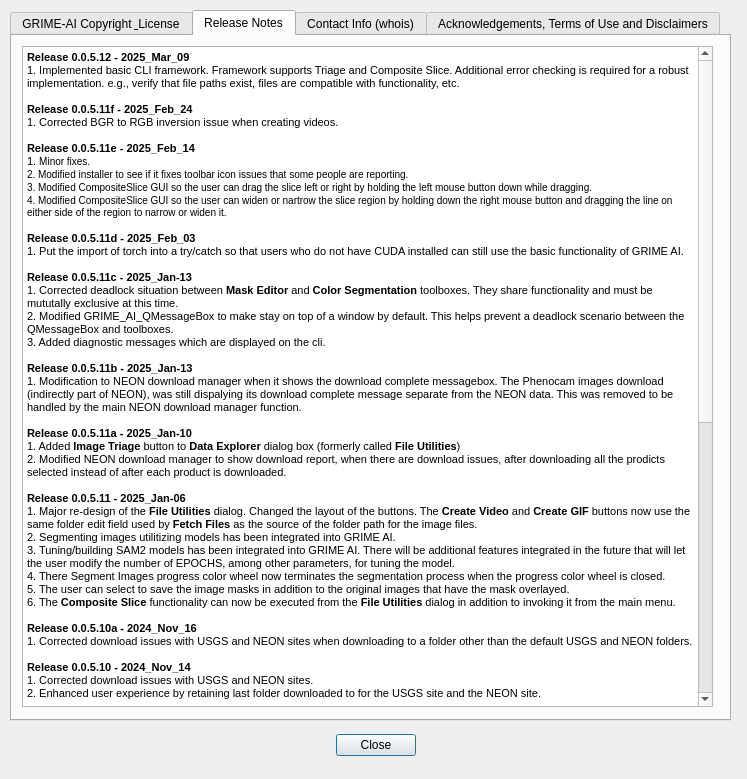
Old version of the form QDialog_ReleaseNotes.ui in the repository JohnStranzl/GRIME-AI.
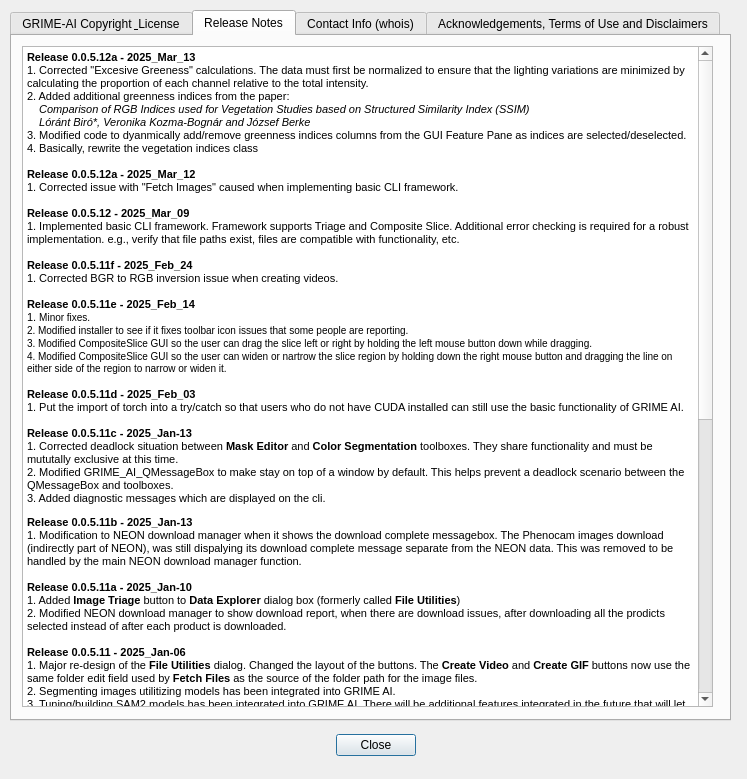
New version of the form.

Commit message:
Greenness Index Rewrite
Rewrote the greenness index class to include additional greenness indices from a journal paper mentioned in the release notes.
Some monor code cleanup in a number of fuinctions where 'except:' was replaced by 'excpect ValueError:' in most cases.

Diff of the .ui file:
```diff
--- a/QDialog_ReleaseNotes.ui
+++ b/QDialog_ReleaseNotes.ui
@@ -91,19 +91,25 @@
       <string>&lt;!DOCTYPE HTML PUBLIC &quot;-//W3C//DTD HTML 4.0//EN&quot; &quot;http://www.w3.org/TR/REC-html40/strict.dtd&quot;&gt;
 &lt;html&gt;&lt;head&gt;&lt;meta name=&quot;qrichtext&quot; content=&quot;1&quot; /&gt;&lt;style type=&quot;text/css&quot;&gt;
 p, li { white-space: pre-wrap; }
-&lt;/style&gt;&lt;/head&gt;&lt;body style=&quot; font-family:'MS Shell Dlg 2'; font-size:7.8pt; font-weight:400; font-style:normal;&quot;&gt;
-&lt;p style=&quot; margin-top:0px; margin-bottom:0px; margin-left:0px; margin-right:0px; -qt-block-indent:0; text-indent:0px;&quot;&gt;&lt;span style=&quot; font-family:'MS Shell Dlg 2','sans-serif'; font-size:8.25pt; font-weight:600;&quot;&gt;Release 0.0.5.12 - 2025_Mar_09&lt;/span&gt;&lt;/p&gt;
+&lt;/style&gt;&lt;/head&gt;&lt;body style=&quot; font-family:'MS Shell Dlg 2'; font-size:6.6pt; font-weight:400; font-style:normal;&quot;&gt;
+&lt;p style=&quot; margin-top:0px; margin-bottom:0px; margin-left:0px; margin-right:0px; -qt-block-indent:0; text-indent:0px;&quot;&gt;&lt;span style=&quot; font-family:'MS Shell Dlg 2','sans-serif'; font-size:8.25pt; font-weight:600;&quot;&gt;Release 0.0.5.12a - 2025_Mar_13&lt;/span&gt;&lt;/p&gt;
+&lt;p style=&quot; margin-top:0px; margin-bottom:0px; margin-left:0px; margin-right:0px; -qt-block-indent:0; text-indent:0px;&quot;&gt;&lt;span style=&quot; font-family:'MS Shell Dlg 2','sans-serif'; font-size:8.25pt;&quot;&gt;1. Corrected &amp;quot;Excesive Greeness&amp;quot; calculations. The data must first be normalized to ensure that the lighting variations are minimized by calculating the proportion of each channel relative to the total intensity.&lt;/span&gt;&lt;/p&gt;
+&lt;p style=&quot; margin-top:0px; margin-bottom:0px; margin-left:0px; margin-right:0px; -qt-block-indent:0; text-indent:0px;&quot;&gt;&lt;span style=&quot; font-family:'MS Shell Dlg 2','sans-serif'; font-size:8.25pt;&quot;&gt;2. Added additional greenness indices from the paper:&lt;br /&gt;    &lt;/span&gt;&lt;span style=&quot; font-family:'MS Shell Dlg 2','sans-serif'; font-size:8.25pt; font-style:italic;&quot;&gt;Comparison of RGB Indices used for Vegetation Studies based on Structured Similarity Index (SSIM)&lt;/span&gt;&lt;/p&gt;
+&lt;p style=&quot; margin-top:0px; margin-bottom:0px; margin-left:0px; margin-right:0px; -qt-block-indent:0; text-indent:0px;&quot;&gt;&lt;span style=&quot; font-family:'MS Shell Dlg 2','sans-serif'; font-size:8.25pt; font-style:italic;&quot;&gt;    Lóránt Biró*, Veronika Kozma-Bognár and József Berke&lt;/span&gt;&lt;/p&gt;
+&lt;p style=&quot; margin-top:0px; margin-bottom:0px; margin-left:0px; margin-right:0px; -qt-block-indent:0; text-indent:0px;&quot;&gt;&lt;span style=&quot; font-family:'MS Shell Dlg 2','sans-serif'; font-size:8.25pt;&quot;&gt;3. Modified code to dyanmically add/remove greenness indices columns from the GUI Feature Pane as indices are selected/deselected.&lt;/span&gt;&lt;/p&gt;
+&lt;p style=&quot; margin-top:0px; margin-bottom:0px; margin-left:0px; margin-right:0px; -qt-block-indent:0; text-indent:0px;&quot;&gt;&lt;span style=&quot; font-family:'MS Shell Dlg 2','sans-serif'; font-size:8.25pt;&quot;&gt;4. Basically, rewrite the vegetation indices class&lt;/span&gt;&lt;span style=&quot; font-family:'MS Shell Dlg 2','sans-serif'; font-size:8.25pt; font-weight:600;&quot;&gt;&lt;br /&gt;&lt;br /&gt;Release 0.0.5.12a - 2025_Mar_12&lt;/span&gt;&lt;/p&gt;
+&lt;p style=&quot; margin-top:0px; margin-bottom:0px; margin-left:0px; margin-right:0px; -qt-block-indent:0; text-indent:0px;&quot;&gt;&lt;span style=&quot; font-family:'MS Shell Dlg 2','sans-serif'; font-size:8.25pt;&quot;&gt;1. Corrected issue with &amp;quot;Fetch Images&amp;quot; caused when implementing basic CLI framework.&lt;/span&gt;&lt;span style=&quot; font-family:'MS Shell Dlg 2','sans-serif'; font-size:8.25pt; font-weight:600;&quot;&gt;&lt;br /&gt;&lt;br /&gt;Release 0.0.5.12 - 2025_Mar_09&lt;/span&gt;&lt;/p&gt;
 &lt;p style=&quot; margin-top:0px; margin-bottom:0px; margin-left:0px; margin-right:0px; -qt-block-indent:0; text-indent:0px;&quot;&gt;&lt;span style=&quot; font-family:'MS Shell Dlg 2','sans-serif'; font-size:8.25pt;&quot;&gt;1. Implemented basic CLI framework. Framework supports Triage and Composite Slice. Additional error checking is required for a robust implementation. e.g., verify that file paths exist, files are compatible with functionality, etc.&lt;/span&gt;&lt;/p&gt;
-&lt;p style=&quot;-qt-paragraph-type:empty; margin-top:0px; margin-bottom:0px; margin-left:0px; margin-right:0px; -qt-block-indent:0; text-indent:0px;&quot;&gt;&lt;br /&gt;&lt;/p&gt;
+&lt;p style=&quot;-qt-paragraph-type:empty; margin-top:0px; margin-bottom:0px; margin-left:0px; margin-right:0px; -qt-block-indent:0; text-indent:0px; font-size:7.8pt;&quot;&gt;&lt;br /&gt;&lt;/p&gt;
 &lt;p style=&quot; margin-top:0px; margin-bottom:0px; margin-left:0px; margin-right:0px; -qt-block-indent:0; text-indent:0px;&quot;&gt;&lt;span style=&quot; font-family:'MS Shell Dlg 2','sans-serif'; font-size:8.25pt; font-weight:600;&quot;&gt;Release 0.0.5.11f - 2025_Feb_24&lt;/span&gt;&lt;/p&gt;
 &lt;p style=&quot; margin-top:0px; margin-bottom:0px; margin-left:0px; margin-right:0px; -qt-block-indent:0; text-indent:0px;&quot;&gt;&lt;span style=&quot; font-family:'MS Shell Dlg 2','sans-serif'; font-size:8.25pt;&quot;&gt;1. Corrected BGR to RGB inversion issue when creating videos.&lt;/span&gt;&lt;/p&gt;
-&lt;p style=&quot;-qt-paragraph-type:empty; margin-top:0px; margin-bottom:0px; margin-left:0px; margin-right:0px; -qt-block-indent:0; text-indent:0px;&quot;&gt;&lt;br /&gt;&lt;/p&gt;
+&lt;p style=&quot;-qt-paragraph-type:empty; margin-top:0px; margin-bottom:0px; margin-left:0px; margin-right:0px; -qt-block-indent:0; text-indent:0px; font-size:7.8pt;&quot;&gt;&lt;br /&gt;&lt;/p&gt;
 &lt;p style=&quot; margin-top:0px; margin-bottom:0px; margin-left:0px; margin-right:0px; -qt-block-indent:0; text-indent:0px;&quot;&gt;&lt;span style=&quot; font-family:'MS Shell Dlg 2','sans-serif'; font-size:8.25pt; font-weight:600;&quot;&gt;Release 0.0.5.11e - 2025_Feb_14&lt;/span&gt;&lt;/p&gt;
-&lt;p style=&quot; margin-top:0px; margin-bottom:0px; margin-left:0px; margin-right:0px; -qt-block-indent:0; text-indent:0px;&quot;&gt;&lt;span style=&quot; font-family:'MS Shell Dlg 2','sans-serif'; font-size:8.25pt;&quot;&gt;1. &lt;/span&gt;Minor fixes.&lt;/p&gt;
-&lt;p style=&quot; margin-top:0px; margin-bottom:0px; margin-left:0px; margin-right:0px; -qt-block-indent:0; text-indent:0px;&quot;&gt;2. Modified installer to see if it fixes toolbar icon issues that some people are reporting.&lt;/p&gt;
-&lt;p style=&quot; margin-top:0px; margin-bottom:0px; margin-left:0px; margin-right:0px; -qt-block-indent:0; text-indent:0px;&quot;&gt;3. Modified CompositeSlice GUI so the user can drag the slice left or right by holding the left mouse button down while dragging.&lt;/p&gt;
-&lt;p style=&quot; margin-top:0px; margin-bottom:0px; margin-left:0px; margin-right:0px; -qt-block-indent:0; text-indent:0px;&quot;&gt;4. Modified CompositeSlice GUI so the user can widen or nartrow the slice region by holding down the right mouse button and dragging the line on either side of the region to narrow or widen it.&lt;/p&gt;
-&lt;p style=&quot;-qt-paragraph-type:empty; margin-top:0px; margin-bottom:0px; margin-left:0px; margin-right:0px; -qt-block-indent:0; text-indent:0px;&quot;&gt;&lt;br /&gt;&lt;/p&gt;
+&lt;p style=&quot; margin-top:0px; margin-bottom:0px; margin-left:0px; margin-right:0px; -qt-block-indent:0; text-indent:0px;&quot;&gt;&lt;span style=&quot; font-family:'MS Shell Dlg 2','sans-serif'; font-size:8.25pt;&quot;&gt;1. &lt;/span&gt;&lt;span style=&quot; font-size:7.8pt;&quot;&gt;Minor fixes.&lt;/span&gt;&lt;/p&gt;
+&lt;p style=&quot; margin-top:0px; margin-bottom:0px; margin-left:0px; margin-right:0px; -qt-block-indent:0; text-indent:0px;&quot;&gt;&lt;span style=&quot; font-size:7.8pt;&quot;&gt;2. Modified installer to see if it fixes toolbar icon issues that some people are reporting.&lt;/span&gt;&lt;/p&gt;
+&lt;p style=&quot; margin-top:0px; margin-bottom:0px; margin-left:0px; margin-right:0px; -qt-block-indent:0; text-indent:0px;&quot;&gt;&lt;span style=&quot; font-size:7.8pt;&quot;&gt;3. Modified CompositeSlice GUI so the user can drag the slice left or right by holding the left mouse button down while dragging.&lt;/span&gt;&lt;/p&gt;
+&lt;p style=&quot; margin-top:0px; margin-bottom:0px; margin-left:0px; margin-right:0px; -qt-block-indent:0; text-indent:0px;&quot;&gt;&lt;span style=&quot; font-size:7.8pt;&quot;&gt;4. Modified CompositeSlice GUI so the user can widen or nartrow the slice region by holding down the right mouse button and dragging the line on either side of the region to narrow or widen it.&lt;/span&gt;&lt;/p&gt;
+&lt;p style=&quot;-qt-paragraph-type:empty; margin-top:0px; margin-bottom:0px; margin-left:0px; margin-right:0px; -qt-block-indent:0; text-indent:0px; font-size:7.8pt;&quot;&gt;&lt;br /&gt;&lt;/p&gt;
 &lt;p style=&quot; margin-top:0px; margin-bottom:0px; margin-left:0px; margin-right:0px; -qt-block-indent:0; text-indent:0px;&quot;&gt;&lt;span style=&quot; font-family:'MS Shell Dlg 2','sans-serif'; font-size:8.25pt; font-weight:600;&quot;&gt;Release 0.0.5.11d - 2025_Feb_03&lt;/span&gt;&lt;/p&gt;
 &lt;p style=&quot; margin-top:0px; margin-bottom:0px; margin-left:0px; margin-right:0px; -qt-block-indent:0; text-indent:0px;&quot;&gt;&lt;span style=&quot; font-family:'MS Shell Dlg 2','sans-serif'; font-size:8.25pt;&quot;&gt;1. Put the import of torch into a try/catch so that users who do not have CUDA installed can still use the basic functionality of GRIME AI.&lt;/span&gt;&lt;/p&gt;
 &lt;p style=&quot;-qt-paragraph-type:empty; margin-top:0px; margin-bottom:0px; margin-left:0px; margin-right:0px; -qt-block-indent:0; text-indent:0px; font-family:'MS Shell Dlg 2','sans-serif'; font-size:8.25pt; font-weight:600;&quot;&gt;&lt;br /&gt;&lt;/p&gt;
@@ -112,7 +118,7 @@
 &lt;p style=&quot; margin-top:0px; margin-bottom:0px; margin-left:0px; margin-right:0px; -qt-block-indent:0; text-indent:0px;&quot;&gt;&lt;span style=&quot; font-family:'MS Shell Dlg 2','sans-serif'; font-size:8.5pt;&quot;&gt;3. Added diagnostic messages which are displayed on the cli.&lt;br /&gt;&lt;/span&gt;&lt;/p&gt;
 &lt;p style=&quot; margin-top:0px; margin-bottom:0px; margin-left:0px; margin-right:0px; -qt-block-indent:0; text-indent:0px;&quot;&gt;&lt;span style=&quot; font-family:'MS Shell Dlg 2','sans-serif'; font-size:8.25pt; font-weight:600;&quot;&gt;Release 0.0.5.11b - 2025_Jan-13&lt;/span&gt;&lt;/p&gt;
 &lt;p style=&quot; margin-top:0px; margin-bottom:0px; margin-left:0px; margin-right:0px; -qt-block-indent:0; text-indent:0px;&quot;&gt;&lt;span style=&quot; font-family:'MS Shell Dlg 2','sans-serif'; font-size:8.5pt;&quot;&gt;1. Modification to NEON download manager when it shows the download complete messagebox. The Phenocam images download (indirectly part of NEON), was still dispalying its download complete message separate from the NEON data. This was removed to be handled by the main NEON download manager function.&lt;/span&gt;&lt;/p&gt;
-&lt;p style=&quot;-qt-paragraph-type:empty; margin-top:0px; margin-bottom:0px; margin-left:0px; margin-right:0px; -qt-block-indent:0; text-indent:0px;&quot;&gt;&lt;br /&gt;&lt;/p&gt;
+&lt;p style=&quot;-qt-paragraph-type:empty; margin-top:0px; margin-bottom:0px; margin-left:0px; margin-right:0px; -qt-block-indent:0; text-indent:0px; font-size:7.8pt;&quot;&gt;&lt;br /&gt;&lt;/p&gt;
 &lt;p style=&quot; margin-top:0px; margin-bottom:0px; margin-left:0px; margin-right:0px; -qt-block-indent:0; text-indent:0px;&quot;&gt;&lt;span style=&quot; font-family:'MS Shell Dlg 2','sans-serif'; font-size:8.25pt; font-weight:600;&quot;&gt;Release 0.0.5.11a - 2025_Jan-10&lt;/span&gt;&lt;/p&gt;
 &lt;p style=&quot; margin-top:0px; margin-bottom:0px; margin-left:0px; margin-right:0px; -qt-block-indent:0; text-indent:0px;&quot;&gt;&lt;span style=&quot; font-family:'MS Shell Dlg 2','sans-serif'; font-size:8.5pt;&quot;&gt;1. Added &lt;/span&gt;&lt;span style=&quot; font-family:'MS Shell Dlg 2','sans-serif'; font-size:8.5pt; font-weight:600;&quot;&gt;Image Triage &lt;/span&gt;&lt;span style=&quot; font-family:'MS Shell Dlg 2','sans-serif'; font-size:8.5pt;&quot;&gt;button to &lt;/span&gt;&lt;span style=&quot; font-family:'MS Shell Dlg 2','sans-serif'; font-size:8.5pt; font-weight:600;&quot;&gt;Data Explorer &lt;/span&gt;&lt;span style=&quot; font-family:'MS Shell Dlg 2','sans-serif'; font-size:8.5pt;&quot;&gt;dialog box (formerly called &lt;/span&gt;&lt;span style=&quot; font-family:'MS Shell Dlg 2','sans-serif'; font-size:8.5pt; font-weight:600;&quot;&gt;File Utilities&lt;/span&gt;&lt;span style=&quot; font-family:'MS Shell Dlg 2','sans-serif'; font-size:8.5pt;&quot;&gt;)&lt;/span&gt;&lt;/p&gt;
 &lt;p style=&quot; margin-top:0px; margin-bottom:0px; margin-left:0px; margin-right:0px; -qt-block-indent:0; text-indent:0px;&quot;&gt;&lt;span style=&quot; font-family:'MS Shell Dlg 2','sans-serif'; font-size:8.5pt;&quot;&gt;2. Modified NEON download manager to show download report, when there are download issues, after downloading all the prodicts selected instead of after each product is downloaded.&lt;/span&gt;&lt;/p&gt;
@@ -158,7 +164,7 @@
 &lt;p style=&quot; margin-top:0px; margin-bottom:0px; margin-left:0px; margin-right:0px; -qt-block-indent:0; text-indent:0px;&quot;&gt;&lt;span style=&quot; font-family:'MS Shell Dlg 2','sans-serif'; font-size:8.25pt; font-weight:600;&quot;&gt;Release 0.0.4.0a - 2024_Apr_16&lt;/span&gt;&lt;/p&gt;
 &lt;p style=&quot; margin-top:0px; margin-bottom:0px; margin-left:0px; margin-right:0px; -qt-block-indent:0; text-indent:0px;&quot;&gt;&lt;span style=&quot; font-family:'MS Shell Dlg 2','sans-serif'; font-size:8.5pt;&quot;&gt;1. Save all images with poly line overlay from ORB feature detection into a subfolder, &amp;quot;poly,&amp;quot; beneath the root image folder.&lt;/span&gt;&lt;/p&gt;
 &lt;p style=&quot; margin-top:0px; margin-bottom:0px; margin-left:0px; margin-right:0px; -qt-block-indent:0; text-indent:0px;&quot;&gt;&lt;span style=&quot; font-family:'MS Shell Dlg 2','sans-serif'; font-size:8.5pt;&quot;&gt;2. Save all images that are rotated into a subfolder, &amp;quot;warp,&amp;quot; for diagnostic purposes. This will eventually change to save only images that are rotated becaused of excessive camera misalignment.&lt;/span&gt;&lt;/p&gt;
-&lt;p style=&quot;-qt-paragraph-type:empty; margin-top:0px; margin-bottom:0px; margin-left:0px; margin-right:0px; -qt-block-indent:0; text-indent:0px;&quot;&gt;&lt;br /&gt;&lt;/p&gt;
+&lt;p style=&quot;-qt-paragraph-type:empty; margin-top:0px; margin-bottom:0px; margin-left:0px; margin-right:0px; -qt-block-indent:0; text-indent:0px; font-size:7.8pt;&quot;&gt;&lt;br /&gt;&lt;/p&gt;
 &lt;p style=&quot; margin-top:0px; margin-bottom:0px; margin-left:0px; margin-right:0px; -qt-block-indent:0; text-indent:0px;&quot;&gt;&lt;span style=&quot; font-family:'MS Shell Dlg 2','sans-serif'; font-size:8.25pt; font-weight:600;&quot;&gt;Release 0.0.4.0 - 2024_Apr_09&lt;/span&gt;&lt;/p&gt;
 &lt;p style=&quot; margin-top:0px; margin-bottom:0px; margin-left:0px; margin-right:0px; -qt-block-indent:0; text-indent:0px;&quot;&gt;&lt;span style=&quot; font-family:'MS Shell Dlg 2','sans-serif'; font-size:8.5pt;&quot;&gt;1. Added capability to triage that detects when images rotate or shift relative to a reference image.&lt;/span&gt;&lt;/p&gt;
 &lt;p style=&quot; margin-top:0px; margin-bottom:0px; margin-left:0px; margin-right:0px; -qt-block-indent:0; text-indent:0px;&quot;&gt;&lt;span style=&quot; font-family:'MS Shell Dlg 2','sans-serif'; font-size:8.25pt; font-weight:600;&quot;&gt;&lt;br /&gt;Release 0.0.3.9 - 2024_Feb_25&lt;/span&gt;&lt;/p&gt;
@@ -190,7 +196,7 @@
 &lt;p style=&quot;-qt-paragraph-type:empty; margin-top:0px; margin-bottom:0px; margin-left:0px; margin-right:0px; -qt-block-indent:0; text-indent:0px; font-family:'MS Shell Dlg 2','sans-serif'; font-size:8.5pt;&quot;&gt;&lt;br /&gt;&lt;/p&gt;
 &lt;p style=&quot; margin-top:0px; margin-bottom:0px; margin-left:0px; margin-right:0px; -qt-block-indent:0; text-indent:0px;&quot;&gt;&lt;span style=&quot; font-family:'MS Shell Dlg 2','sans-serif'; font-size:8.25pt; font-weight:600;&quot;&gt;Release 0.0.3.8a - 2023_Oct_19&lt;/span&gt;&lt;/p&gt;
 &lt;p style=&quot; margin-top:0px; margin-bottom:0px; margin-left:0px; margin-right:0px; -qt-block-indent:0; text-indent:0px;&quot;&gt;&lt;span style=&quot; font-family:'MS Shell Dlg 2','sans-serif'; font-size:8.5pt;&quot;&gt;1. Corrected crash due to missing configuration file.&lt;/span&gt;&lt;/p&gt;
-&lt;p style=&quot;-qt-paragraph-type:empty; margin-top:0px; margin-bottom:0px; margin-left:0px; margin-right:0px; -qt-block-indent:0; text-indent:0px;&quot;&gt;&lt;br /&gt;&lt;/p&gt;
+&lt;p style=&quot;-qt-paragraph-type:empty; margin-top:0px; margin-bottom:0px; margin-left:0px; margin-right:0px; -qt-block-indent:0; text-indent:0px; font-size:7.8pt;&quot;&gt;&lt;br /&gt;&lt;/p&gt;
 &lt;p style=&quot; margin-top:0px; margin-bottom:0px; margin-left:0px; margin-right:0px; -qt-block-indent:0; text-indent:0px;&quot;&gt;&lt;span style=&quot; font-family:'MS Shell Dlg 2','sans-serif'; font-size:8.25pt; font-weight:600;&quot;&gt;Release 0.0.3.8 - 2023_Oct_13&lt;/span&gt;&lt;/p&gt;
 &lt;p style=&quot; margin-top:0px; margin-bottom:0px; margin-left:0px; margin-right:0px; -qt-block-indent:0; text-indent:0px;&quot;&gt;&lt;span style=&quot; font-family:'MS Shell Dlg 2','sans-serif'; font-size:8.5pt;&quot;&gt;1. Added filter to ignore USGS HIVIS sites since they have been deprecated.&lt;/span&gt;&lt;/p&gt;
 &lt;p style=&quot; margin-top:0px; margin-bottom:0px; margin-left:0px; margin-right:0px; -qt-block-indent:0; text-indent:0px;&quot;&gt;&lt;span style=&quot; font-family:'MS Shell Dlg 2','sans-serif'; font-size:8.5pt;&quot;&gt;2. Began resolving GUI resizing issues. Modifications made to the NEON site tab and the USGS site tab.&lt;/span&gt;&lt;/p&gt;
@@ -203,16 +209,16 @@
 &lt;p style=&quot;-qt-paragraph-type:empty; margin-top:0px; margin-bottom:0px; margin-left:0px; margin-right:0px; -qt-block-indent:0; text-indent:0px; font-family:'MS Shell Dlg 2','sans-serif'; font-size:8.5pt;&quot;&gt;&lt;br /&gt;&lt;/p&gt;
 &lt;p style=&quot; margin-top:0px; margin-bottom:0px; margin-left:0px; margin-right:0px; -qt-block-indent:0; text-indent:0px;&quot;&gt;&lt;span style=&quot; font-family:'MS Shell Dlg 2','sans-serif'; font-size:8.25pt; font-weight:600;&quot;&gt;Release 0.0.3.5 - 2023_Sep_22&lt;/span&gt;&lt;/p&gt;
 &lt;p style=&quot; margin-top:0px; margin-bottom:0px; margin-left:0px; margin-right:0px; -qt-block-indent:0; text-indent:0px;&quot;&gt;&lt;span style=&quot; font-family:'MS Shell Dlg 2','sans-serif'; font-size:8.5pt;&quot;&gt;1. Corrected USGS issues. Not all images reported by the NIMS website area actually downloadable/available.&lt;/span&gt;&lt;/p&gt;
-&lt;p style=&quot;-qt-paragraph-type:empty; margin-top:0px; margin-bottom:0px; margin-left:0px; margin-right:0px; -qt-block-indent:0; text-indent:0px;&quot;&gt;&lt;br /&gt;&lt;/p&gt;
+&lt;p style=&quot;-qt-paragraph-type:empty; margin-top:0px; margin-bottom:0px; margin-left:0px; margin-right:0px; -qt-block-indent:0; text-indent:0px; font-size:7.8pt;&quot;&gt;&lt;br /&gt;&lt;/p&gt;
 &lt;p style=&quot; margin-top:0px; margin-bottom:0px; margin-left:0px; margin-right:0px; -qt-block-indent:0; text-indent:0px;&quot;&gt;&lt;span style=&quot; font-family:'MS Shell Dlg 2','sans-serif'; font-size:8.25pt; font-weight:600;&quot;&gt;Release 0.0.3.4 - 2023_Sep_17&lt;/span&gt;&lt;/p&gt;
 &lt;p style=&quot; margin-top:0px; margin-bottom:0px; margin-left:0px; margin-right:0px; -qt-block-indent:0; text-indent:0px;&quot;&gt;&lt;span style=&quot; font-family:'MS Shell Dlg 2','sans-serif'; font-size:8.5pt;&quot;&gt;1. Corrected NEON download issue&lt;/span&gt;&lt;/p&gt;
 &lt;p style=&quot; margin-top:0px; margin-bottom:0px; margin-left:0px; margin-right:0px; -qt-block-indent:0; text-indent:0px;&quot;&gt;&lt;span style=&quot; font-family:'MS Shell Dlg 2','sans-serif'; font-size:8.5pt;&quot;&gt;2. Added new date selection capability for NEON download manager &lt;/span&gt;&lt;/p&gt;
 &lt;p style=&quot; margin-top:0px; margin-bottom:0px; margin-left:0px; margin-right:0px; -qt-block-indent:0; text-indent:0px;&quot;&gt;&lt;span style=&quot; font-family:'MS Shell Dlg 2','sans-serif'; font-size:8.5pt;&quot;&gt;3. general code refactoring&lt;/span&gt;&lt;/p&gt;
-&lt;p style=&quot;-qt-paragraph-type:empty; margin-top:0px; margin-bottom:0px; margin-left:0px; margin-right:0px; -qt-block-indent:0; text-indent:0px;&quot;&gt;&lt;br /&gt;&lt;/p&gt;
+&lt;p style=&quot;-qt-paragraph-type:empty; margin-top:0px; margin-bottom:0px; margin-left:0px; margin-right:0px; -qt-block-indent:0; text-indent:0px; font-size:7.8pt;&quot;&gt;&lt;br /&gt;&lt;/p&gt;
 &lt;p style=&quot; margin-top:0px; margin-bottom:0px; margin-left:0px; margin-right:0px; -qt-block-indent:0; text-indent:0px;&quot;&gt;&lt;span style=&quot; font-family:'MS Shell Dlg 2','sans-serif'; font-size:8.25pt; font-weight:600;&quot;&gt;Release 0.0.3.3 - 2023_Aug_28&lt;/span&gt;&lt;/p&gt;
 &lt;p style=&quot; margin-top:0px; margin-bottom:0px; margin-left:0px; margin-right:0px; -qt-block-indent:0; text-indent:0px;&quot;&gt;&lt;span style=&quot; font-family:'MS Shell Dlg 2','sans-serif'; font-size:8.5pt;&quot;&gt;1. Verify that NEON data is available for the dates selected by the users&lt;/span&gt;&lt;/p&gt;
 &lt;p style=&quot; margin-top:0px; margin-bottom:0px; margin-left:0px; margin-right:0px; -qt-block-indent:0; text-indent:0px;&quot;&gt;&lt;span style=&quot; font-family:'MS Shell Dlg 2','sans-serif'; font-size:8.5pt;&quot;&gt;2. Refactor NEON Download Manager&lt;/span&gt;&lt;/p&gt;
-&lt;p style=&quot;-qt-paragraph-type:empty; margin-top:0px; margin-bottom:0px; margin-left:0px; margin-right:0px; -qt-block-indent:0; text-indent:0px;&quot;&gt;&lt;br /&gt;&lt;/p&gt;
+&lt;p style=&quot;-qt-paragraph-type:empty; margin-top:0px; margin-bottom:0px; margin-left:0px; margin-right:0px; -qt-block-indent:0; text-indent:0px; font-size:7.8pt;&quot;&gt;&lt;br /&gt;&lt;/p&gt;
 &lt;p style=&quot; margin-top:0px; margin-bottom:0px; margin-left:0px; margin-right:0px; -qt-block-indent:0; text-indent:0px;&quot;&gt;&lt;span style=&quot; font-family:'MS Shell Dlg 2','sans-serif'; font-size:8.25pt; font-weight:600;&quot;&gt;Release 0.0.3.2 - 2023_Jul_30&lt;/span&gt;&lt;/p&gt;
 &lt;p style=&quot; margin-top:0px; margin-bottom:0px; margin-left:0px; margin-right:0px; -qt-block-indent:0; text-indent:0px;&quot;&gt;&lt;span style=&quot; font-family:'MS Shell Dlg 2','sans-serif'; font-size:8.5pt;&quot;&gt;1. Implement USGS Download Manager&lt;/span&gt;&lt;/p&gt;
 &lt;p style=&quot; margin-top:0px; margin-bottom:0px; margin-left:0px; margin-right:0px; -qt-block-indent:0; text-indent:0px;&quot;&gt;&lt;span style=&quot; font-family:'MS Shell Dlg 2','sans-serif'; font-size:8.5pt;&quot;&gt;2. Continue with on-going implementation of re-designed user interface.&lt;/span&gt;&lt;/p&gt;
@@ -220,7 +226,7 @@
 &lt;p style=&quot;-qt-paragraph-type:empty; margin-top:0px; margin-bottom:0px; margin-left:0px; margin-right:0px; -qt-block-indent:0; text-indent:0px; font-size:8.25pt;&quot;&gt;&lt;br /&gt;&lt;/p&gt;
 &lt;p style=&quot; margin-top:0px; margin-bottom:0px; margin-left:0px; margin-right:0px; -qt-block-indent:0; text-indent:0px;&quot;&gt;&lt;span style=&quot; font-family:'MS Shell Dlg 2','sans-serif'; font-size:8.25pt; font-weight:600;&quot;&gt;Release 0.0.3.1 - 2023_Jul_29 - 2023_Feb_19&lt;/span&gt;&lt;/p&gt;
 &lt;p style=&quot; margin-top:0px; margin-bottom:0px; margin-left:0px; margin-right:0px; -qt-block-indent:0; text-indent:0px;&quot;&gt;&lt;span style=&quot; font-family:'MS Shell Dlg 2','sans-serif'; font-size:8.5pt;&quot;&gt;1. Continue with on-going implementation of re-designed user interface.&lt;/span&gt;&lt;/p&gt;
-&lt;p style=&quot;-qt-paragraph-type:empty; margin-top:0px; margin-bottom:0px; margin-left:0px; margin-right:0px; -qt-block-indent:0; text-indent:0px;&quot;&gt;&lt;br /&gt;&lt;/p&gt;
+&lt;p style=&quot;-qt-paragraph-type:empty; margin-top:0px; margin-bottom:0px; margin-left:0px; margin-right:0px; -qt-block-indent:0; text-indent:0px; font-size:7.8pt;&quot;&gt;&lt;br /&gt;&lt;/p&gt;
 &lt;p style=&quot; margin-top:0px; margin-bottom:0px; margin-left:0px; margin-right:0px; -qt-block-indent:0; text-indent:0px;&quot;&gt;&lt;span style=&quot; font-family:'MS Shell Dlg 2','sans-serif'; font-size:8.25pt; font-weight:600;&quot;&gt;Release 0.0.3.0 - 2023_Feb_18&lt;/span&gt;&lt;/p&gt;
 &lt;p style=&quot; margin-top:0px; margin-bottom:0px; margin-left:0px; margin-right:0px; -qt-block-indent:0; text-indent:0px;&quot;&gt;&lt;span style=&quot; font-family:'MS Shell Dlg 2','sans-serif'; font-size:8.5pt;&quot;&gt;1. Re-design of user interface.&lt;/span&gt;&lt;/p&gt;
 &lt;p style=&quot;-qt-paragraph-type:empty; margin-top:0px; margin-bottom:0px; margin-left:0px; margin-right:0px; -qt-block-indent:0; text-indent:0px; font-size:8.25pt;&quot;&gt;&lt;br /&gt;&lt;/p&gt;
```
Left out of the diff: 8 changed lines with no effect on the pictures. The commit also changes 18 other files.
